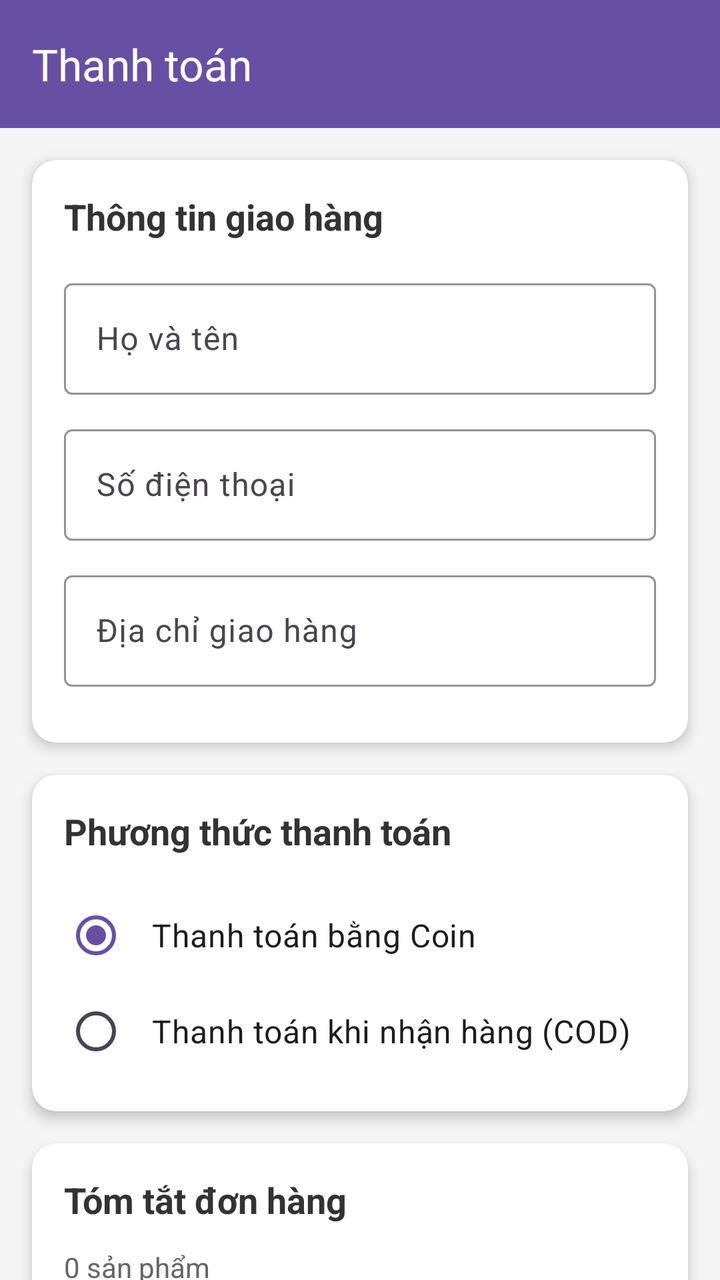
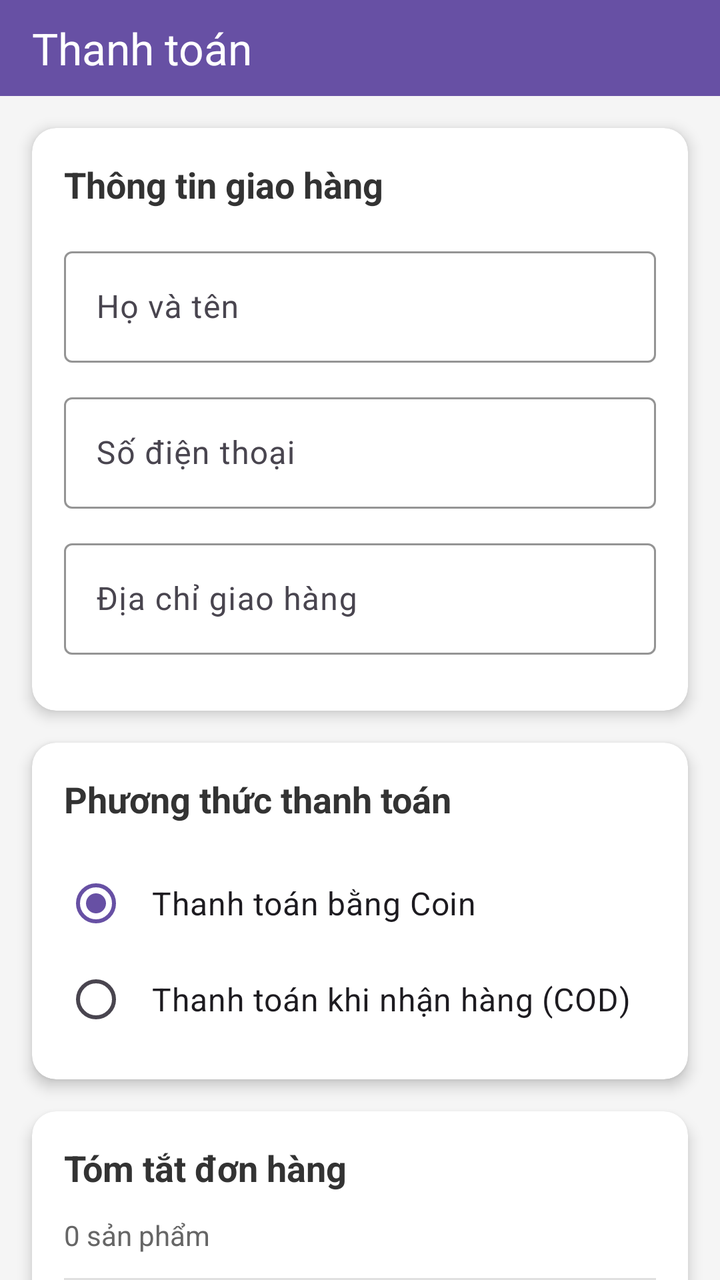

An Android layout rendered at two revisions. The XML below is the earlier revision; the diff shows what the commit changed to produce the second picture.
<!-- AndroidManifest.xml: application theme Theme.BookStore -->
<!-- res/layout/activity_checkout.xml -->
<?xml version="1.0" encoding="utf-8"?>
<androidx.core.widget.NestedScrollView xmlns:android="http://schemas.android.com/apk/res/android"
    xmlns:app="http://schemas.android.com/apk/res-auto"
    android:layout_width="match_parent"
    android:layout_height="match_parent"
    android:background="#F5F5F5">

    <LinearLayout
        android:layout_width="match_parent"
        android:layout_height="wrap_content"
        android:orientation="vertical">

        <com.google.android.material.appbar.AppBarLayout
            android:layout_width="match_parent"
            android:layout_height="wrap_content"
            android:theme="@style/ThemeOverlay.AppCompat.Dark.ActionBar">

            <androidx.appcompat.widget.Toolbar
                android:id="@+id/toolbar"
                android:layout_width="match_parent"
                android:layout_height="?attr/actionBarSize"
                android:background="?attr/colorPrimary"
                android:theme="@style/ThemeOverlay.AppCompat.Dark.ActionBar"
                app:title="Thanh toán"
                app:titleTextColor="#FFFFFF" />

        </com.google.android.material.appbar.AppBarLayout>

        <androidx.cardview.widget.CardView
            android:layout_width="match_parent"
            android:layout_height="wrap_content"
            android:layout_margin="16dp"
            app:cardCornerRadius="12dp"
            app:cardElevation="4dp"
            app:cardBackgroundColor="#FFFFFF">

            <LinearLayout
                android:layout_width="match_parent"
                android:layout_height="wrap_content"
                android:orientation="vertical"
                android:padding="16dp">

                <TextView
                    android:layout_width="wrap_content"
                    android:layout_height="wrap_content"
                    android:text="Thông tin giao hàng"
                    android:textSize="18sp"
                    android:textStyle="bold"
                    android:textColor="#333"
                    android:layout_marginBottom="16dp" />

                <com.google.android.material.textfield.TextInputLayout
                    android:layout_width="match_parent"
                    android:layout_height="wrap_content"
                    android:layout_marginBottom="12dp"
                    android:hint="Họ và tên"
                    app:boxStrokeColor="#4CAF50">

                    <com.google.android.material.textfield.TextInputEditText
                        android:id="@+id/edtFullName"
                        android:layout_width="match_parent"
                        android:layout_height="wrap_content"
                        android:inputType="textPersonName" />

                </com.google.android.material.textfield.TextInputLayout>

                <com.google.android.material.textfield.TextInputLayout
                    android:layout_width="match_parent"
                    android:layout_height="wrap_content"
                    android:layout_marginBottom="12dp"
                    android:hint="Số điện thoại"
                    app:boxStrokeColor="#4CAF50">

                    <com.google.android.material.textfield.TextInputEditText
                        android:id="@+id/edtPhone"
                        android:layout_width="match_parent"
                        android:layout_height="wrap_content"
                        android:inputType="phone" />

                </com.google.android.material.textfield.TextInputLayout>

                <com.google.android.material.textfield.TextInputLayout
                    android:layout_width="match_parent"
                    android:layout_height="wrap_content"
                    android:layout_marginBottom="12dp"
                    android:hint="Địa chỉ giao hàng"
                    app:boxStrokeColor="#4CAF50">

                    <com.google.android.material.textfield.TextInputEditText
                        android:id="@+id/edtAddress"
                        android:layout_width="match_parent"
                        android:layout_height="wrap_content"
                        android:inputType="textPostalAddress"
                        android:minLines="2" />

                </com.google.android.material.textfield.TextInputLayout>

            </LinearLayout>

        </androidx.cardview.widget.CardView>

        <androidx.cardview.widget.CardView
            android:layout_width="match_parent"
            android:layout_height="wrap_content"
            android:layout_marginStart="16dp"
            android:layout_marginEnd="16dp"
            android:layout_marginBottom="16dp"
            app:cardCornerRadius="12dp"
            app:cardElevation="4dp"
            app:cardBackgroundColor="#FFFFFF">

            <LinearLayout
                android:layout_width="match_parent"
                android:layout_height="wrap_content"
                android:orientation="vertical"
                android:padding="16dp">

                <TextView
                    android:layout_width="wrap_content"
                    android:layout_height="wrap_content"
                    android:text="Phương thức thanh toán"
                    android:textSize="18sp"
                    android:textStyle="bold"
                    android:textColor="#333"
                    android:layout_marginBottom="16dp" />

                <RadioGroup
                    android:id="@+id/radioGroupPayment"
                    android:layout_width="match_parent"
                    android:layout_height="wrap_content"
                    android:orientation="vertical">

                    <RadioButton
                        android:id="@+id/radioCoin"
                        android:layout_width="match_parent"
                        android:layout_height="wrap_content"
                        android:text="Thanh toán bằng Coin"
                        android:textSize="16sp"
                        android:padding="12dp"
                        android:checked="true" />

                    <RadioButton
                        android:id="@+id/radioCash"
                        android:layout_width="match_parent"
                        android:layout_height="wrap_content"
                        android:text="Thanh toán khi nhận hàng (COD)"
                        android:textSize="16sp"
                        android:padding="12dp" />

                </RadioGroup>

                <TextView
                    android:id="@+id/tvCoinBalance"
                    android:layout_width="wrap_content"
                    android:layout_height="wrap_content"
                    android:text="Số dư Coin: 0"
                    android:textSize="14sp"
                    android:textColor="#666"
                    android:layout_marginTop="8dp"
                    android:visibility="gone" />

            </LinearLayout>

        </androidx.cardview.widget.CardView>

        <androidx.cardview.widget.CardView
            android:layout_width="match_parent"
            android:layout_height="wrap_content"
            android:layout_marginStart="16dp"
            android:layout_marginEnd="16dp"
            android:layout_marginBottom="16dp"
            app:cardCornerRadius="12dp"
            app:cardElevation="4dp"
            app:cardBackgroundColor="#FFFFFF">

            <LinearLayout
                android:layout_width="match_parent"
                android:layout_height="wrap_content"
                android:orientation="vertical"
                android:padding="16dp">

                <TextView
                    android:layout_width="wrap_content"
                    android:layout_height="wrap_content"
                    android:text="Tóm tắt đơn hàng"
                    android:textSize="18sp"
                    android:textStyle="bold"
                    android:textColor="#333"
                    android:layout_marginBottom="12dp" />

                <TextView
                    android:id="@+id/tvItemCount"
                    android:layout_width="wrap_content"
                    android:layout_height="wrap_content"
                    android:text="0 sản phẩm"
                    android:textSize="14sp"
                    android:textColor="#666"
                    android:layout_marginBottom="12dp" />

                <View
                    android:layout_width="match_parent"
                    android:layout_height="1dp"
                    android:background="#E0E0E0"
                    android:layout_marginBottom="12dp" />

                <LinearLayout
                    android:layout_width="match_parent"
                    android:layout_height="wrap_content"
                    android:orientation="horizontal"
                    android:gravity="center_vertical"
                    android:layout_marginBottom="8dp">

                    <TextView
                        android:layout_width="0dp"
                        android:layout_height="wrap_content"
                        android:layout_weight="1"
                        android:text="Tạm tính:"
                        android:textSize="16sp"
                        android:textColor="#666" />

                    <TextView
                        android:id="@+id/tvSubtotal"
                        android:layout_width="wrap_content"
                        android:layout_height="wrap_content"
                        android:text="0 đ"
                        android:textSize="16sp"
                        android:textColor="#333" />

                </LinearLayout>

                <LinearLayout
                    android:layout_width="match_parent"
                    android:layout_height="wrap_content"
                    android:orientation="horizontal"
                    android:gravity="center_vertical"
                    android:layout_marginBottom="12dp">

                    <TextView
                        android:layout_width="0dp"
                        android:layout_height="wrap_content"
                        android:layout_weight="1"
                        android:text="Phí vận chuyển:"
                        android:textSize="16sp"
                        android:textColor="#666" />

                    <TextView
                        android:id="@+id/tvShippingFee"
                        android:layout_width="wrap_content"
                        android:layout_height="wrap_content"
                        android:text="30,000 đ"
                        android:textSize="16sp"
                        android:textColor="#333" />

                </LinearLayout>

                <View
                    android:layout_width="match_parent"
                    android:layout_height="1dp"
                    android:background="#E0E0E0"
                    android:layout_marginBottom="12dp" />

                <LinearLayout
                    android:layout_width="match_parent"
                    android:layout_height="wrap_content"
                    android:orientation="horizontal"
                    android:gravity="center_vertical">

                    <TextView
                        android:layout_width="0dp"
                        android:layout_height="wrap_content"
                        android:layout_weight="1"
                        android:text="Tổng tiền:"
                        android:textSize="20sp"
                        android:textStyle="bold"
                        android:textColor="#333" />

                    <TextView
                        android:id="@+id/tvTotalAmount"
                        android:layout_width="wrap_content"
                        android:layout_height="wrap_content"
                        android:text="0 đ"
                        android:textSize="24sp"
                        android:textStyle="bold"
                        android:textColor="#F44336" />

                </LinearLayout>

            </LinearLayout>

        </androidx.cardview.widget.CardView>

        <Button
            android:id="@+id/btnPlaceOrder"
            android:layout_width="match_parent"
            android:layout_height="56dp"
            android:layout_marginStart="16dp"
            android:layout_marginEnd="16dp"
            android:layout_marginBottom="16dp"
            android:text="Đặt hàng"
            android:textSize="18sp"
            android:textStyle="bold"
            android:textColor="#FFFFFF"
            android:background="#4CAF50" />

        <ProgressBar
            android:id="@+id/progressBar"
            android:layout_width="wrap_content"
            android:layout_height="wrap_content"
            android:layout_gravity="center"
            android:layout_marginTop="16dp"
            android:layout_marginBottom="16dp"
            android:visibility="gone" />

    </LinearLayout>

</androidx.core.widget.NestedScrollView>
<!-- resources referenced by this layout -->
<resources>
  <style name="Theme.BookStore" parent="Base.Theme.BookStore" />
  <style name="Base.Theme.BookStore" parent="Theme.Material3.DayNight.NoActionBar">
          
          
      </style>
</resources>

<!-- the commit's change to res/layout/activity_checkout.xml (unified diff, before → after) -->
@@ -18,7 +18,7 @@
             <androidx.appcompat.widget.Toolbar
                 android:id="@+id/toolbar"
                 android:layout_width="match_parent"
-                android:layout_height="?attr/actionBarSize"
+                android:layout_height="48dp"
                 android:background="?attr/colorPrimary"
                 android:theme="@style/ThemeOverlay.AppCompat.Dark.ActionBar"
                 app:title="Thanh toán"
